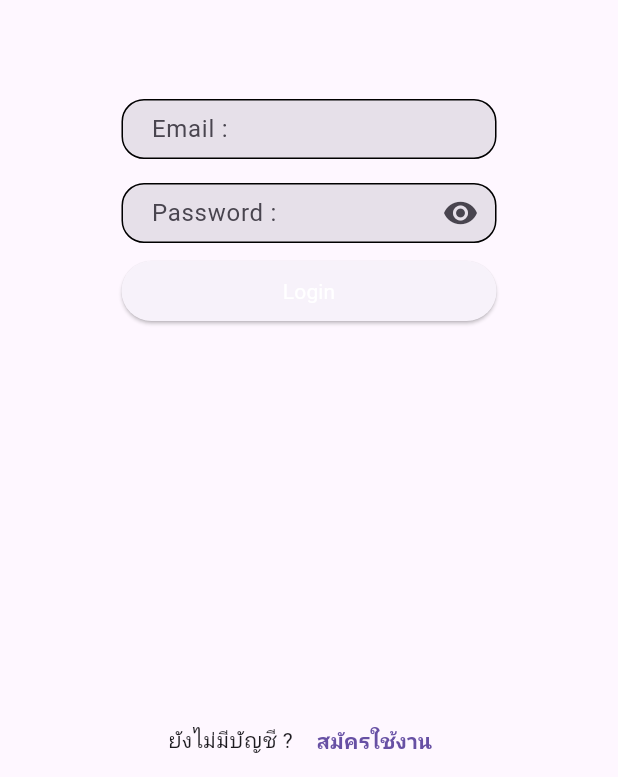
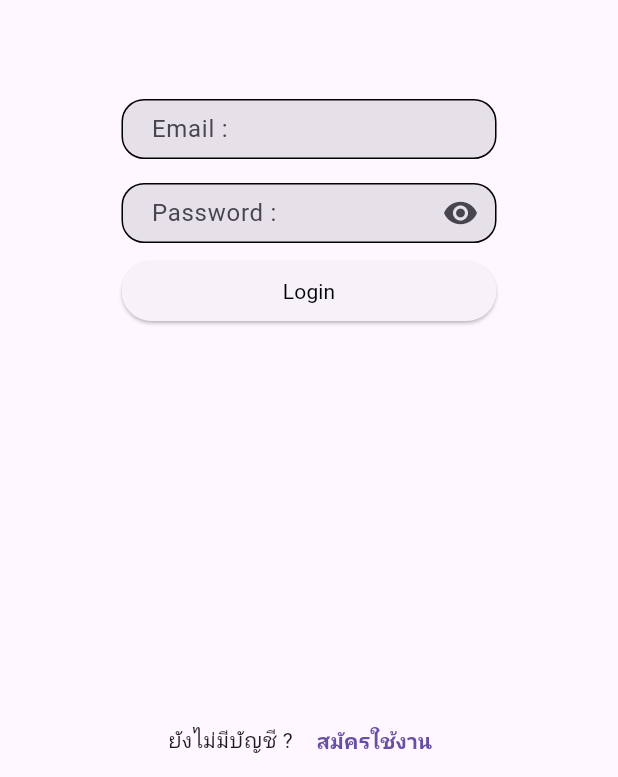
Before and after one commit to thummanoon/goodtech, a Flutter app: the Authen screen opened by its route, on a phone screen of 412 x 824 dp, the part 459-1236 px from its top. Run offline on Flutter 3.47's test engine with Material 3 defaults, Android fonts, the phone set to English and light mode, and no system bars; our stand-ins replace badges, cached_network_image, cloud_firestore, dio, expandable_text, firebase_auth and 10 more; accounts and stored records are empty.

```diff
--- a/lib/states/authen.dart
+++ b/lib/states/authen.dart
@@ -1,6 +1,7 @@
 import 'package:firebase_auth/firebase_auth.dart';
 import 'package:flutter/material.dart';
 import 'package:get/get.dart';
+
 import 'package:goodtech/states/choose_type.dart';
 import 'package:goodtech/utility/app_constant.dart';
 import 'package:goodtech/utility/app_controller.dart';
@@ -14,7 +15,12 @@ import 'package:goodtech/widgets/widget_text.dart';
 import 'package:goodtech/widgets/widget_text_button.dart';
 
 class Authen extends StatefulWidget {
-  const Authen({Key? key}) : super(key: key);
+  const Authen({
+    Key? key,
+    this.fromListPsge,
+  }) : super(key: key);
+
+  final bool? fromListPsge;
 
   @override
   State<Authen> createState() => _AuthenState();
@@ -98,7 +104,11 @@ class _AuthenState extends State<Authen> {
                   .signInWithEmailAndPassword(
                       email: email!, password: password!)
                   .then((value) {
-                Get.offAllNamed('/navigator');
+                if (widget.fromListPsge ?? false) {
+                  Get.back();
+                } else {
+                  Get.offAllNamed('/navigator');
+                }
               }).catchError((onError) {
                 AppDialog(context: context)
                     .normalDialog(title: onError.code, detail: onError.message);
--- a/lib/widgets/widget_buttom.dart
+++ b/lib/widgets/widget_buttom.dart
@@ -36,7 +36,7 @@ class WidgetButtom extends StatelessWidget {
           child: WidgetText(
             text: label,
             textStyle: AppConstant().h3Style(
-                color: textColor ?? AppConstant.bgColor,
+                color: textColor ?? AppConstant.dark,
                 fontWeight: fontWeight),
           )),
     );
```
Also changed, not shown: lib/states/list_page.dart (+42 -27 lines).
